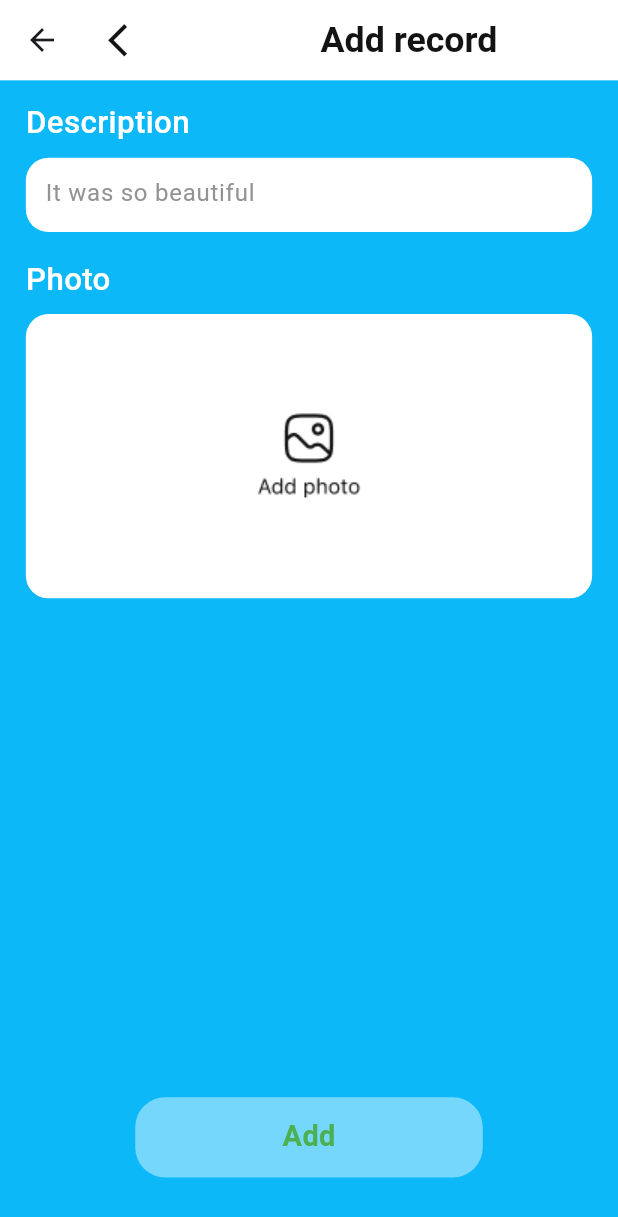
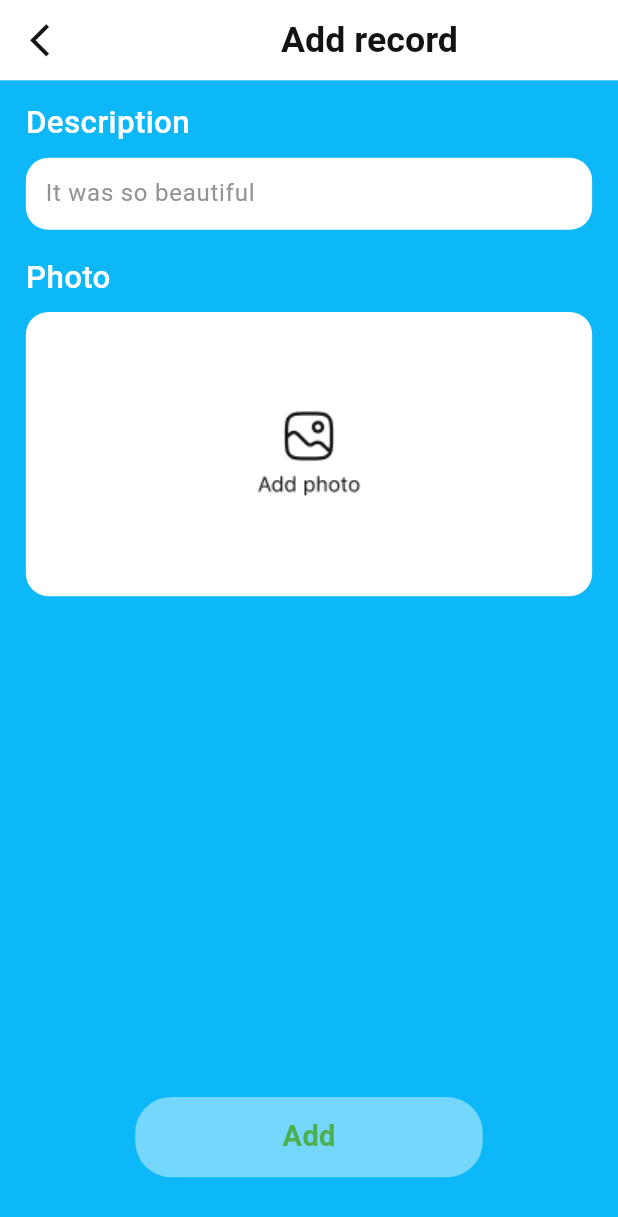
Before and after one commit to abdybekusyimyk/izder, a Flutter app: the Addrecord screen opened directly, on a phone screen of 412 x 824 dp. Shown: the top 1217 px of the screen. Run offline on Flutter 3.47's test engine with Material 3 defaults, Android fonts, the phone set to English and light mode, and no system bars; our stand-ins replace image_picker, responsive_sizer.

Commit message:
buttu katalrdy togirladim

```diff
--- a/lib/app.dart
+++ b/lib/app.dart
@@ -1,5 +1,7 @@
 import 'package:flutter/material.dart';
-import 'package:izder/src/modules/splashscreen_onboarding_paywall/view/splash_view.dart';
+import 'package:izder/src/components/nabbar_view.dart';
+import 'package:izder/src/modules/abubakr_Emotional_momen_tadding/view/Add%20record.dart';
+// import 'package:izder/src/modules/splashscreen_onboarding_paywall/view/splash_view.dart';
 import 'package:responsive_sizer/responsive_sizer.dart';
 
 class MyApp extends StatelessWidget {
@@ -12,7 +14,7 @@ class MyApp extends StatelessWidget {
         debugShowCheckedModeBanner: false,
         title: '',
         theme: ThemeData(useMaterial3: true),
-        home: SplashView(),
+        home: NabbarView(),
       ),
     );
   }
--- a/lib/src/modules/abubakr_Emotional_momen_tadding/view/Add record.dart
+++ b/lib/src/modules/abubakr_Emotional_momen_tadding/view/Add record.dart
@@ -50,14 +50,22 @@ class _AddrecordState extends State<Addrecord> {
       appBar: AppBar(
         backgroundColor: Color(0xffFFFFFF),
         toolbarHeight: 13.w,
+        leading: InkWell(
+          onTap: () {
+            _showAddDialog(context);
+          },
+          child: Padding(
+            padding: const EdgeInsets.symmetric(horizontal: 20),
+            child: Icon(
+              Icons.arrow_back_ios,
+              color: Color(0xff131313),
+              size: 21.sp,
+            ),
+          ),
+        ),
         title: Center(
           child: Row(
             children: [
-              Icon(
-                Icons.arrow_back_ios,
-                color: Color(0xff131313),
-                size: 21.sp,
-              ),
               SizedBox(width: 28.w),
               Text(
                 "Add record",
@@ -90,7 +98,6 @@ class _AddrecordState extends State<Addrecord> {
             SizedBox(height: 1.h),
             Container(
               width: double.infinity,
-              height: 6.h,
               decoration: BoxDecoration(
                 color: Color(0xffffffff),
                 borderRadius: BorderRadius.circular(15),
@@ -145,13 +152,13 @@ class _AddrecordState extends State<Addrecord> {
               padding: EdgeInsets.symmetric(horizontal: 35.sp),
               child: GestureDetector(
                 onTap: () {
-                  _showAddDialog(context);
+                  // sanlanish kerak bulgan  malumotni saqlash uchun logika yozish kerak
                 },
                 child: Container(
                   width: double.infinity,
                   height: 6.5.h,
                   decoration: BoxDecoration(
-                    borderRadius: BorderRadius.circular(20),
+                    borderRadius: BorderRadius.circular(20.sp),
                     color: Color.fromARGB(110, 255, 255, 255),
                   ),
                   child: Center(
```
Also changed, not shown: lib/src/modules/abubakr_Emotional_momen_tadding/widget/shodiolog.dart (+15 -6 lines).
